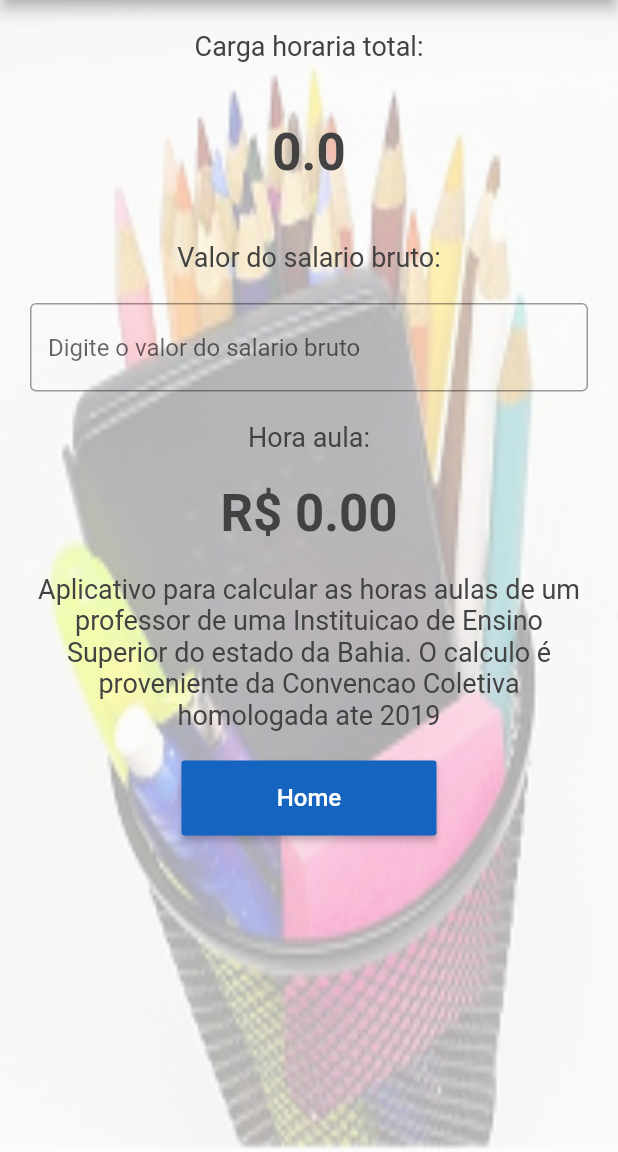
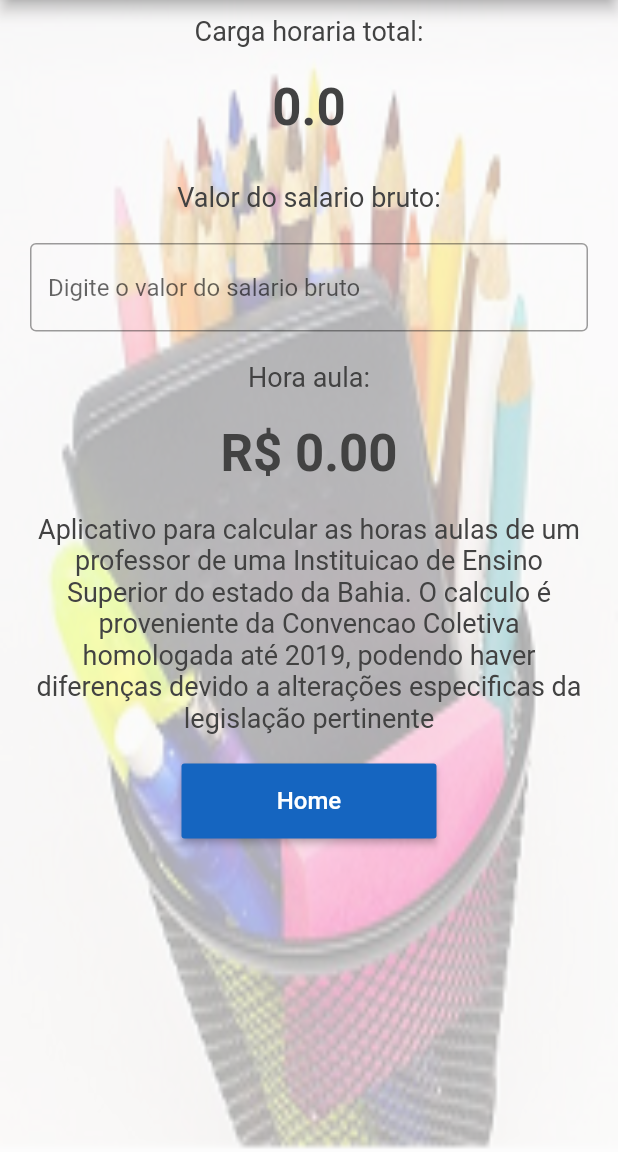
Before and after one commit to jsambarreto/calcula_professor_v2, a Flutter app: the CalculaHora screen opened directly with empty values, on a phone screen of 412 x 824 dp, the part 84-1236 px from its top. Run offline on Flutter 3.47's test engine with Material 2 defaults, Android fonts, the light colour scheme and no system bars; statements that could not run were skipped.

Commit message:
Second Commit

```diff
--- a/lib/calcula_professor_page.dart
+++ b/lib/calcula_professor_page.dart
@@ -1,4 +1,4 @@
-import 'package:calcula_professor/pages/splashscreeen.dart';
+import 'pages/splashscreeen.dart';
 import 'package:flutter/material.dart';
 import 'package:flutter/widgets.dart';
 
--- a/lib/pages/calcula_hora.dart
+++ b/lib/pages/calcula_hora.dart
@@ -51,7 +51,7 @@ class _CalculaHoraState extends State<CalculaHora> {
             child: Column(
               children: [
                 Container(
-                  padding: EdgeInsets.all(20),
+                  padding: EdgeInsets.all(10),
                   child: Text(
                     'Carga horaria total: ',
                     textAlign: TextAlign.center,
@@ -63,7 +63,7 @@ class _CalculaHoraState extends State<CalculaHora> {
                   ),
                 ),
                 Container(
-                  padding: EdgeInsets.all(20),
+                  padding: EdgeInsets.all(10),
                   child: Text(
                     num.parse('$value').toStringAsPrecision(2),
                     textAlign: TextAlign.center,
@@ -126,7 +126,7 @@ class _CalculaHoraState extends State<CalculaHora> {
                 Container(
                   padding: EdgeInsets.all(20),
                   child: Text(
-                    'Aplicativo para calcular as horas aulas de um professor de uma Instituicao de Ensino Superior do estado da Bahia. O calculo é proveniente da Convencao Coletiva homologada ate 2019',
+                    'Aplicativo para calcular as horas aulas de um professor de uma Instituicao de Ensino Superior do estado da Bahia. O calculo é proveniente da Convencao Coletiva homologada até 2019, podendo haver diferenças devido a alterações especificas da legislação pertinente',
                     textAlign: TextAlign.center,
                     style: TextStyle(
                       color: Colors.grey[800],
--- a/lib/pages/calcula_salario.dart
+++ b/lib/pages/calcula_salario.dart
@@ -1,5 +1,4 @@
 import 'package:flutter/material.dart';
-import 'calcula_hora.dart';
 
 // ignore: must_be_immutable
 class CalculaSalario extends StatefulWidget {
@@ -48,7 +47,7 @@ class _CalculaSalarioState extends State<CalculaSalario> {
             child: Column(
               children: [
                 Container(
-                  padding: EdgeInsets.all(20),
+                  padding: EdgeInsets.all(10),
                   child: Text(
                     'Carga horaria total: ',
                     textAlign: TextAlign.center,
@@ -60,7 +59,7 @@ class _CalculaSalarioState extends State<CalculaSalario> {
                   ),
                 ),
                 Container(
-                  padding: EdgeInsets.all(20),
+                  padding: EdgeInsets.all(10),
                   child: Text(
                     num.parse('$value').toStringAsPrecision(2),
                     textAlign: TextAlign.center,
@@ -123,7 +122,7 @@ class _CalculaSalarioState extends State<CalculaSalario> {
                 Container(
                   padding: EdgeInsets.all(20),
                   child: Text(
-                    'Aplicativo para calcular as horas aulas de um professor de uma Instituicao de Ensino Superior do estado da Bahia. O calculo é proveniente da Convencao Coletiva homologada ate 2019',
+                    'Aplicativo para calcular as horas aulas de um professor de uma Instituicao de Ensino Superior do estado da Bahia. O calculo é proveniente da Convencao Coletiva homologada até 2019, podendo haver diferenças devido a alterações especificas da legislação pertinente',
                     textAlign: TextAlign.center,
                     style: TextStyle(
                       color: Colors.grey[800],
```
Also changed, not shown: lib/pages/calcula_salario_stat.dart (deleted, +0 -68 lines), lib/pages/home_page.dart (+4 -4 lines).
